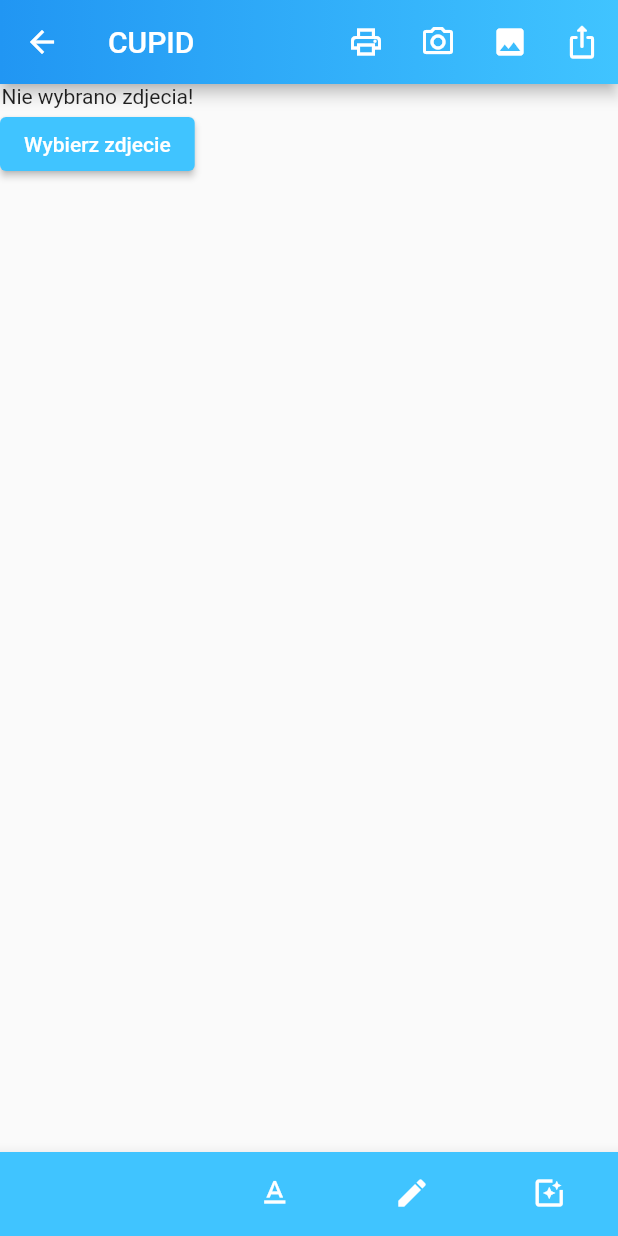
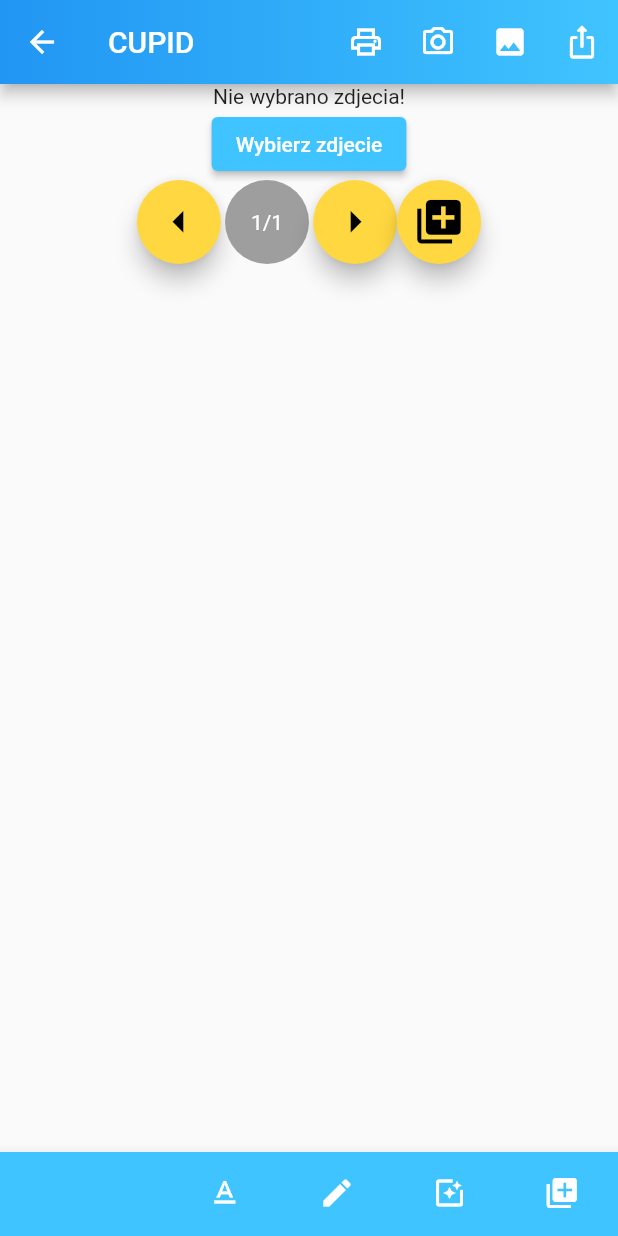
Before and after one commit to alekgor286/Album-weselny, a Flutter app: the screen it shows after launch, after a tap on "Zaczynajmy!", on a phone screen of 412 x 824 dp. Run offline on Flutter 3.47's test engine with Material 2 defaults, Android fonts, the phone set to English and light mode, and no system bars; our stand-ins replace google_fonts, image_picker; missing offline and left inert: drag_and_drop_gridview.

Commit message:
Dodanie wstępnego przycisku do inkrementacji

```diff
--- a/lib/landing_screen.dart
+++ b/lib/landing_screen.dart
@@ -1,3 +1,4 @@
+import 'dart:developer';
 import 'dart:io';
 import 'package:flutter/material.dart';
 import 'package:image_picker/image_picker.dart';
@@ -18,6 +19,8 @@ class LandingScreen extends StatefulWidget {
 class _LandingScreenState extends State<LandingScreen> {
   List<PhotoItem> _items = [];
   ScrollController? _scrollController;
+  var currentPage = 1;
+  var allPages = 1;
 
   @override
   void initState() {
@@ -41,8 +44,11 @@ class _LandingScreenState extends State<LandingScreen> {
     });
     Directory appDocDir = await getApplicationDocumentsDirectory();
     var fileSystemEntity = appDocDir.listSync();
+    log('data: $fileSystemEntity');
     fileSystemEntity
         .removeWhere((element) => !basename(element.path).contains(".jpg"));
+    log('data: $fileSystemEntity');
+
     for (var element in fileSystemEntity) {
       setState(() {
         _items.add(PhotoItem(File(element.path)));
@@ -104,6 +110,7 @@ class _LandingScreenState extends State<LandingScreen> {
       return Text("Nie wybrano zdjecia!");
     } else {
       return DragAndDropGridView(
+          key: ValueKey(currentPage),
           controller: _scrollController,
           gridDelegate: const SliverGridDelegateWithFixedCrossAxisCount(
             crossAxisSpacing: 25,
@@ -197,6 +204,57 @@ class _LandingScreenState extends State<LandingScreen> {
                     style: ElevatedButton.styleFrom(
                       backgroundColor: Colors.lightBlueAccent,
                     )),
+                Row(
+                  mainAxisAlignment: MainAxisAlignment.center,
+                  children: <Widget>[
+                    FloatingActionButton(
+                      backgroundColor: Colors.amberAccent,
+                      onPressed: ()=> {
+                        if(currentPage>1) {
+                          setState(() => currentPage--)
+                        }
+                      },
+                      child: const Icon(
+                        Icons.arrow_left,
+                        size: 35,
+                        color: Colors.black,
+                      ),
+                    ),
+                    Container(
+                      decoration: const BoxDecoration(
+                        shape: BoxShape.circle,
+                        color: Colors.grey,
+                      ),
+                      padding: const EdgeInsets.all(20),
+                      child: Text('$currentPage/$allPages',
+                          style: const TextStyle(color: Colors.white)),
+                    ),
+                    FloatingActionButton(
+                        backgroundColor: Colors.amberAccent,
+                        onPressed: ()=> {
+                          if(currentPage<allPages) {
+                            setState(() => currentPage++)
+                          }
+                        },
+                        child: const Icon(
+                          Icons.arrow_right,
+                          size: 35,
+                          color: Colors.black,
+                        )
+                    ),
+                    FloatingActionButton(
+                        backgroundColor: Colors.amberAccent,
+                        onPressed: ()=> {
+                            setState(() => allPages++)
+                        },
+                        child: const Icon(
+                          Icons.add_to_photos,
+                          size: 35,
+                          color: Colors.black,
+                        )
+                    ),
+                  ],
+                )
           ],
         ),
       )),
@@ -222,6 +280,11 @@ class _LandingScreenState extends State<LandingScreen> {
             label: 'Filtry',
             backgroundColor: Colors.lightBlueAccent,
           ),
+          BottomNavigationBarItem(
+            icon: Icon(Icons.add_to_photos),
+            label: 'Nowa Strona',
+            backgroundColor: Colors.lightBlueAccent,
+          ),
         ],
         selectedItemColor: Colors.lightBlueAccent,
       ),
```
Also changed, not shown: pubspec.lock. Lines whose indentation alone changed are shown as unchanged.
